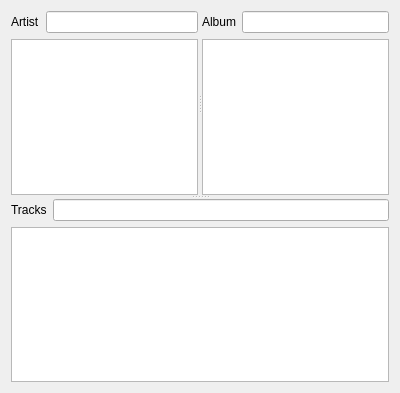
Above: ui/LibraryForm.ui from tarmack/Pythagora before the change. Below: the same form after it.
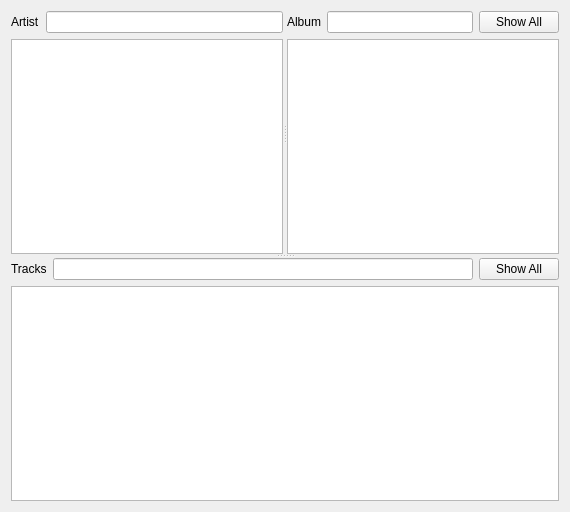
That is the form after the change. Custom widgets are drawn as their Qt base class.

Commit message: The library from new uses a model/view implementation.

What changed in the file:
```diff
--- a/ui/LibraryForm.ui
+++ b/ui/LibraryForm.ui
@@ -6,8 +6,8 @@
    <rect>
     <x>0</x>
     <y>0</y>
-    <width>400</width>
-    <height>393</height>
+    <width>570</width>
+    <height>512</height>
    </rect>
   </property>
   <property name="windowTitle">
@@ -44,7 +44,7 @@
           </property>
          </widget>
         </item>
-        <item row="0" column="1">
+        <item row="0" column="1" colspan="2">
          <widget class="KLineEdit" name="artistSearchField">
           <property name="trapEnterKeyEvent" stdset="0">
            <bool>true</bool>
@@ -54,8 +54,8 @@
           </property>
          </widget>
         </item>
-        <item row="2" column="0" colspan="2">
-         <widget class="QListWidget" name="artistView">
+        <item row="1" column="0" rowspan="2" colspan="3">
+         <widget class="QListView" name="artistView">
           <property name="sizePolicy">
            <sizepolicy hsizetype="Expanding" vsizetype="Expanding">
             <horstretch>2</horstretch>
@@ -83,28 +83,6 @@
         <property name="margin">
          <number>0</number>
         </property>
-        <item row="1" column="0" colspan="2">
-         <widget class="QListWidget" name="albumView">
-          <property name="sizePolicy">
-           <sizepolicy hsizetype="Expanding" vsizetype="Expanding">
-            <horstretch>3</horstretch>
-            <verstretch>0</verstretch>
-           </sizepolicy>
-          </property>
-          <property name="contextMenuPolicy">
-           <enum>Qt::ActionsContextMenu</enum>
-          </property>
-          <property name="dragEnabled">
-           <bool>true</bool>
-          </property>
-          <property name="dragDropMode">
-           <enum>QAbstractItemView::DragOnly</enum>
-          </property>
-          <property name="selectionMode">
-           <enum>QAbstractItemView::ExtendedSelection</enum>
-          </property>
-         </widget>
-        </item>
         <item row="0" column="1">
          <widget class="KLineEdit" name="albumSearchField">
           <property name="trapEnterKeyEvent" stdset="0">
@@ -131,6 +109,53 @@
           </property>
          </widget>
         </item>
+        <item row="1" column="0" colspan="3">
+         <widget class="QListView" name="albumView">
+          <property name="sizePolicy">
+           <sizepolicy hsizetype="Expanding" vsizetype="Expanding">
+            <horstretch>3</horstretch>
+            <verstretch>0</verstretch>
+           </sizepolicy>
+          </property>
+          <property name="contextMenuPolicy">
+           <enum>Qt::ActionsContextMenu</enum>
+          </property>
+          <property name="editTriggers">
+           <set>QAbstractItemView::NoEditTriggers</set>
+          </property>
+          <property name="dragEnabled">
+           <bool>true</bool>
+          </property>
+          <property name="dragDropMode">
+           <enum>QAbstractItemView::DragOnly</enum>
+          </property>
+          <property name="selectionMode">
+           <enum>QAbstractItemView::ExtendedSelection</enum>
+          </property>
+          <property name="verticalScrollMode">
+           <enum>QAbstractItemView::ScrollPerPixel</enum>
+          </property>
+          <property name="horizontalScrollMode">
+           <enum>QAbstractItemView::ScrollPerPixel</enum>
+          </property>
+         </widget>
+        </item>
+        <item row="0" column="2">
+         <widget class="QPushButton" name="showAllAlbums">
+          <property name="sizePolicy">
+           <sizepolicy hsizetype="Fixed" vsizetype="Fixed">
+            <horstretch>0</horstretch>
+            <verstretch>0</verstretch>
+           </sizepolicy>
+          </property>
+          <property name="toolTip">
+           <string>Resets the album list to show all your albums again.</string>
+          </property>
+          <property name="text">
+           <string>Show All</string>
+          </property>
+         </widget>
+        </item>
        </layout>
       </widget>
      </widget>
@@ -171,8 +196,8 @@
          </property>
         </widget>
        </item>
-       <item row="1" column="0" colspan="2">
-        <widget class="QTreeWidget" name="trackView">
+       <item row="1" column="0" colspan="3">
+        <widget class="QTableView" name="trackView">
          <property name="sizePolicy">
           <sizepolicy hsizetype="Expanding" vsizetype="Expanding">
            <horstretch>0</horstretch>
@@ -200,50 +225,58 @@
          <property name="selectionMode">
           <enum>QAbstractItemView::ExtendedSelection</enum>
          </property>
-         <property name="rootIsDecorated">
-          <bool>false</bool>
+         <property name="selectionBehavior">
+          <enum>QAbstractItemView::SelectRows</enum>
          </property>
-         <property name="itemsExpandable">
+         <property name="verticalScrollMode">
+          <enum>QAbstractItemView::ScrollPerPixel</enum>
+         </property>
+         <property name="horizontalScrollMode">
+          <enum>QAbstractItemView::ScrollPerPixel</enum>
+         </property>
+         <property name="showGrid">
           <bool>false</bool>
          </property>
-         <property name="expandsOnDoubleClick">
+         <property name="cornerButtonEnabled">
           <bool>false</bool>
          </property>
-         <attribute name="headerVisible">
+         <attribute name="horizontalHeaderDefaultSectionSize">
+          <number>50</number>
+         </attribute>
+         <attribute name="horizontalHeaderHighlightSections">
           <bool>false</bool>
          </attribute>
-         <attribute name="headerDefaultSectionSize">
-          <number>60</number>
+         <attribute name="horizontalHeaderMinimumSectionSize">
+          <number>32</number>
          </attribute>
-         <attribute name="headerStretchLastSection">
+         <attribute name="horizontalHeaderStretchLastSection">
           <bool>false</bool>
          </attribute>
-         <column>
-          <property name="text">
-           <string>Track</string>
-          </property>
-          <property name="textAlignment">
-           <set>AlignHCenter|AlignVCenter|AlignCenter</set>
-          </property>
-         </column>
-         <column>
-          <property name="text">
-           <string>Title</string>
-          </property>
-         </column>
-         <column>
-          <property name="text">
-           <string>Length</string>
-          </property>
-          <property name="font">
-           <font>
-            <family>DejaVu Sans Mono</family>
-           </font>
-          </property>
-          <property name="textAlignment">
-           <set>AlignHCenter|AlignVCenter|AlignCenter</set>
-          </property>
-         </column>
+         <attribute name="verticalHeaderVisible">
+          <bool>false</bool>
+         </attribute>
+         <attribute name="verticalHeaderDefaultSectionSize">
+          <number>16</number>
+         </attribute>
+         <attribute name="verticalHeaderMinimumSectionSize">
+          <number>16</number>
+         </attribute>
+        </widget>
+       </item>
+       <item row="0" column="2">
+        <widget class="QPushButton" name="showAllTracks">
+         <property name="sizePolicy">
+          <sizepolicy hsizetype="Fixed" vsizetype="Fixed">
+           <horstretch>0</horstretch>
+           <verstretch>0</verstretch>
+          </sizepolicy>
+         </property>
+         <property name="toolTip">
+          <string>Resets the track list to show all your songs again.</string>
+         </property>
+         <property name="text">
+          <string>Show All</string>
+         </property>
         </widget>
        </item>
       </layout>
```
Left out of the diff: 19 changed lines with no effect on the pictures. The commit also changes 1 other file.
